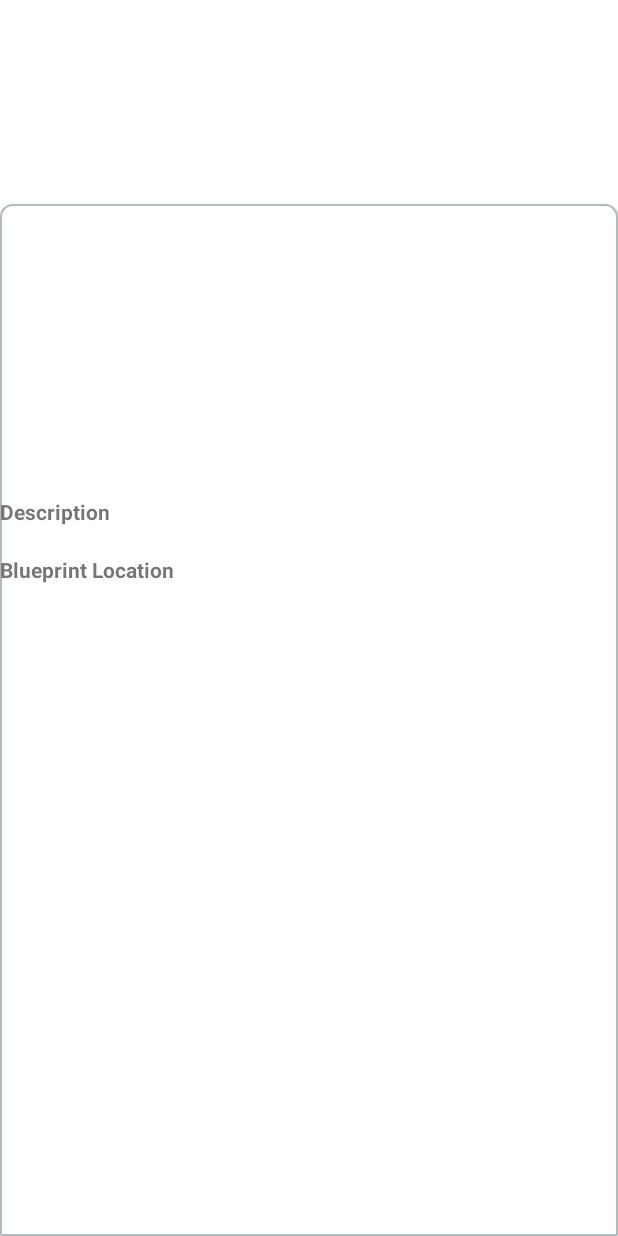
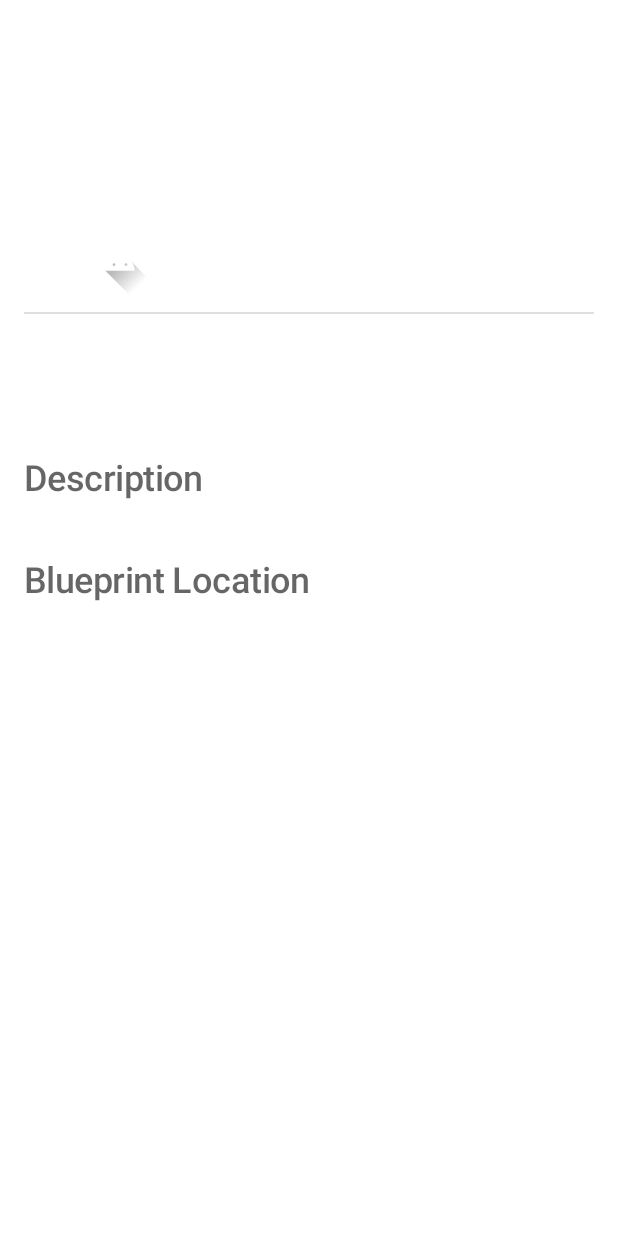
Before and after one commit to vanhine/DeadCellsCompanion, an Android app: the layout gear_info_fragment.xml on its own in the app's theme, with its tools: preview values and no code run, on a phone screen of 412 x 824 dp. Run offline under Robolectric (Android 15) with nearby library versions, the light colour scheme and no system bars.

Commit message:
Finish design of Info Page.
This change finally makes the info page look nice. We have a few things
to tweak, but for now I think it looks alright.

```diff
--- a/app/src/main/java/com/mrwinston/deadcellscompanion/di/AppComponent.kt
+++ b/app/src/main/java/com/mrwinston/deadcellscompanion/di/AppComponent.kt
@@ -1,6 +1,6 @@
 package com.mrwinston.deadcellscompanion.di
 
-import com.mrwinston.deadcellscompanion.data.repository.GearRepository
+import com.mrwinston.deadcellscompanion.data.repository.GearRepositoryImpl
 import com.mrwinston.deadcellscompanion.view.MainActivity
 import com.mrwinston.deadcellscompanion.view.fragments.*
 import com.mrwinston.deadcellscompanion.viewmodel.GearViewModel
@@ -8,7 +8,7 @@ import dagger.Component
 import javax.inject.Singleton
 
 @Singleton
-@Component(modules = [DataModule::class])
+@Component(modules = [DataModule::class, GearRepositoryModule::class])
 interface AppComponent {
 
     @Component.Factory
@@ -17,7 +17,7 @@ interface AppComponent {
     }
 
     fun inject(activity: MainActivity)
-    fun inject(repository: GearRepository)
+    fun inject(repository: GearRepositoryImpl)
     fun inject(viewModel: GearViewModel)
     fun inject(fragment: GrenadesFragment)
     fun inject(fragment: MeleeWeaponsFragment)
--- a/app/src/main/java/com/mrwinston/deadcellscompanion/view/MainActivity.kt
+++ b/app/src/main/java/com/mrwinston/deadcellscompanion/view/MainActivity.kt
@@ -45,6 +45,7 @@ class MainActivity : FragmentActivity() {
         val fragmentManager = supportFragmentManager
         bottomNavigationView.setOnNavigationItemSelectedListener {
             val fragmentTransaction = fragmentManager.beginTransaction()
+            //TODO(hine): Add a loading progress bar
             val fragment = when (it.itemId) {
                 R.id.bottom_nav_weapons -> WeaponsFragment()
                 R.id.bottom_nav_shields -> ShieldsFragment()
--- a/app/src/main/java/com/mrwinston/deadcellscompanion/viewmodel/GearViewModelFactory.kt
+++ b/app/src/main/java/com/mrwinston/deadcellscompanion/viewmodel/GearViewModelFactory.kt
@@ -2,13 +2,13 @@ package com.mrwinston.deadcellscompanion.viewmodel
 
 import androidx.lifecycle.ViewModel
 import androidx.lifecycle.ViewModelProvider
-import com.mrwinston.deadcellscompanion.data.repository.GearRepository
+import com.mrwinston.deadcellscompanion.data.repository.GearRepositoryImpl
 import javax.inject.Inject
 
 class GearViewModelFactory @Inject constructor() : ViewModelProvider.Factory {
 
     @Inject
-    lateinit var repository: GearRepository
+    lateinit var repository: GearRepositoryImpl
 
     @Suppress("UNCHECKED_CAST")
     override fun <T : ViewModel?> create(modelClass: Class<T>): T {
--- a/app/src/main/res/layout/gear_info_fragment.xml
+++ b/app/src/main/res/layout/gear_info_fragment.xml
@@ -4,113 +4,153 @@
     android:layout_width="match_parent"
     android:layout_height="match_parent">
 
-    <androidx.constraintlayout.widget.ConstraintLayout
-        android:id="@+id/image_container"
-        android:layout_width="match_parent"
-        android:layout_height="wrap_content"
-        app:layout_constraintBottom_toTopOf="@+id/linearLayout"
-        app:layout_constraintEnd_toEndOf="parent"
-        app:layout_constraintStart_toStartOf="parent"
-        app:layout_constraintTop_toTopOf="parent">
-
-        <ImageView
-            android:layout_width="wrap_content"
-            android:layout_height="128dp"
-            app:layout_constraintBottom_toBottomOf="parent"
-            app:layout_constraintEnd_toEndOf="parent"
-            app:layout_constraintStart_toStartOf="parent"
-            android:contentDescription="@string/header"
-            app:layout_constraintTop_toTopOf="parent" />
-
-    </androidx.constraintlayout.widget.ConstraintLayout>
-
-    <LinearLayout
-        android:id="@+id/linearLayout"
-        android:layout_width="match_parent"
-        android:layout_height="0dp"
-        android:layout_marginTop="8dp"
-        android:background="@drawable/info_layout_background"
-        android:elevation="2dp"
-        android:orientation="vertical"
-        app:layout_constraintBottom_toBottomOf="parent"
-        app:layout_constraintEnd_toEndOf="parent"
-        app:layout_constraintStart_toStartOf="parent"
-        app:layout_constraintTop_toBottomOf="@+id/image_container">
-
     <ImageView
         android:id="@+id/image"
         android:layout_width="128dp"
         android:layout_height="128dp"
         android:layout_marginStart="16dp"
-            android:layout_marginTop="8dp"
-            android:layout_marginBottom="8dp"
+        android:layout_marginTop="16dp"
         android:contentDescription="@string/weapon_image"
-            android:padding="@dimen/item_image_padding" />
+        android:padding="@dimen/item_image_padding"
+        app:layout_constraintStart_toStartOf="parent"
+        app:layout_constraintTop_toTopOf="parent" />
 
     <TextView
         android:id="@+id/item_name"
         android:layout_width="0dp"
         android:layout_height="wrap_content"
         android:layout_marginStart="16dp"
+        android:layout_marginEnd="8dp"
+        android:textAppearance="@style/InfoViewItemTitle"
+        android:textStyle="bold"
+        app:layout_constraintBottom_toBottomOf="@+id/image"
+        app:layout_constraintEnd_toEndOf="parent"
+        app:layout_constraintStart_toEndOf="@+id/image"
+        app:layout_constraintTop_toTopOf="@+id/image" />
+
+    <ImageView
+        android:id="@+id/scaling_image"
+        android:layout_width="48dp"
+        android:layout_height="48dp"
         android:layout_marginTop="8dp"
-            android:textSize="@dimen/item_name_text_size"
-            android:textStyle="bold" />
+        android:contentDescription="@string/type_of_item_image"
+        app:layout_constraintEnd_toEndOf="@+id/image"
+        app:layout_constraintStart_toStartOf="@+id/image"
+        app:layout_constraintTop_toBottomOf="@+id/image"
+        app:srcCompat="@drawable/ic_launcher_foreground" />
+
+    <View
+        android:id="@+id/divider"
+        style="@style/Divider"
+        android:layout_marginStart="16dp"
+        android:layout_marginTop="8dp"
+        android:layout_marginEnd="16dp"
+        app:layout_constraintEnd_toEndOf="parent"
+        app:layout_constraintStart_toStartOf="parent"
+        app:layout_constraintTop_toBottomOf="@+id/scaling_image" />
 
     <TextView
-            android:id="@+id/description_label"
+        android:id="@+id/description_title"
         android:layout_width="wrap_content"
         android:layout_height="wrap_content"
-            android:text="@string/description"
-            android:textStyle="bold" />
+        android:layout_marginStart="16dp"
+        android:layout_marginTop="16dp"
+        android:text="@string/description_title"
+        android:textAppearance="@style/InfoViewItemDescriptionHeading"
+        app:layout_constraintStart_toStartOf="parent"
+        app:layout_constraintTop_toBottomOf="@+id/extra_info_1" />
 
     <TextView
         android:id="@+id/description"
-            android:layout_width="wrap_content"
-            android:layout_height="wrap_content" />
+        android:layout_width="0dp"
+        android:layout_height="wrap_content"
+        android:layout_marginStart="16dp"
+        android:layout_marginTop="8dp"
+        android:layout_marginEnd="32dp"
+        app:layout_constraintEnd_toEndOf="parent"
+        app:layout_constraintStart_toStartOf="@+id/description_title"
+        app:layout_constraintTop_toBottomOf="@+id/description_title" />
 
     <TextView
-            android:id="@+id/blueprint_location_label"
+        android:id="@+id/blueprint_location_title"
         android:layout_width="wrap_content"
         android:layout_height="wrap_content"
+        android:layout_marginStart="16dp"
+        android:layout_marginTop="8dp"
         android:text="@string/blueprint_location"
-            android:textStyle="bold" />
+        android:textAppearance="@style/InfoViewItemDescriptionHeading"
+        app:layout_constraintStart_toStartOf="parent"
+        app:layout_constraintTop_toBottomOf="@+id/description" />
 
     <TextView
         android:id="@+id/blueprint_location"
-            android:layout_width="wrap_content"
-            android:layout_height="wrap_content" />
+        android:layout_width="0dp"
+        android:layout_height="wrap_content"
+        android:layout_marginStart="16dp"
+        android:layout_marginTop="8dp"
+        android:layout_marginEnd="32dp"
+        app:layout_constraintEnd_toEndOf="parent"
+        app:layout_constraintStart_toStartOf="@+id/blueprint_location_title"
+        app:layout_constraintTop_toBottomOf="@+id/blueprint_location_title" />
 
     <TextView
         android:id="@+id/extra_info_1_label"
+        style="@style/InfoViewExtraInfoHeading"
         android:layout_width="wrap_content"
         android:layout_height="wrap_content"
-            android:textStyle="bold" />
+        android:layout_marginTop="16dp"
+        app:layout_constraintBottom_toBottomOf="@+id/extra_info_2_label"
+        app:layout_constraintEnd_toStartOf="@+id/extra_info_2_label"
+        app:layout_constraintStart_toStartOf="parent"
+        app:layout_constraintTop_toBottomOf="@+id/divider"
+        app:layout_constraintVertical_bias="0.0" />
 
+    <TextView
+        android:id="@+id/extra_info_2_label"
+        style="@style/InfoViewExtraInfoHeading"
+        android:layout_width="wrap_content"
+        android:layout_height="wrap_content"
+        android:layout_marginTop="16dp"
+        app:layout_constraintEnd_toStartOf="@+id/extra_info_3_label"
+        app:layout_constraintStart_toEndOf="@+id/extra_info_1_label"
+        app:layout_constraintTop_toBottomOf="@+id/divider" />
+
+    <TextView
+        android:id="@+id/extra_info_3_label"
+        style="@style/InfoViewExtraInfoHeading"
+        android:layout_width="wrap_content"
+        android:layout_height="wrap_content"
+        android:layout_marginTop="16dp"
+        android:visibility="visible"
+        app:layout_constraintEnd_toEndOf="parent"
+        app:layout_constraintStart_toEndOf="@+id/extra_info_2_label"
+        app:layout_constraintTop_toBottomOf="@+id/divider" />
+
+    <!--TODO(hine): Constrain this to a better max width-->
     <TextView
         android:id="@+id/extra_info_1"
         android:layout_width="wrap_content"
-            android:layout_height="wrap_content" />
-
-        <TextView
-            android:id="@+id/extra_info_2_label"
-            android:layout_width="wrap_content"
         android:layout_height="wrap_content"
-            android:textStyle="bold" />
+        app:layout_constrainedWidth="true"
+        app:layout_constraintEnd_toEndOf="@+id/extra_info_1_label"
+        app:layout_constraintStart_toStartOf="@+id/extra_info_1_label"
+        app:layout_constraintTop_toTopOf="@+id/extra_info_2" />
 
     <TextView
         android:id="@+id/extra_info_2"
         android:layout_width="wrap_content"
-            android:layout_height="wrap_content" />
-
-        <TextView
-            android:id="@+id/extra_info_3_label"
-            android:layout_width="wrap_content"
         android:layout_height="wrap_content"
-            android:textStyle="bold" />
+        android:layout_marginTop="16dp"
+        app:layout_constraintEnd_toEndOf="@+id/extra_info_2_label"
+        app:layout_constraintStart_toStartOf="@+id/extra_info_2_label"
+        app:layout_constraintTop_toBottomOf="@+id/extra_info_2_label" />
 
     <TextView
         android:id="@+id/extra_info_3"
         android:layout_width="wrap_content"
-            android:layout_height="wrap_content" />
-    </LinearLayout>
+        android:layout_height="wrap_content"
+        android:visibility="visible"
+        app:layout_constraintEnd_toEndOf="@+id/extra_info_3_label"
+        app:layout_constraintStart_toStartOf="@+id/extra_info_3_label"
+        app:layout_constraintTop_toTopOf="@+id/extra_info_2" />
 </androidx.constraintlayout.widget.ConstraintLayout>
--- a/app/src/main/res/values/strings.xml
+++ b/app/src/main/res/values/strings.xml
@@ -15,4 +15,6 @@
     <string name="header">Header</string>
     <string name="description">Description</string>
     <string name="blueprint_location">Blueprint Location</string>
+    <string name="description_title">Description</string>
+    <string name="type_of_item_image">Type of Item Image</string>
 </resources>
--- a/app/src/main/res/values/styles.xml
+++ b/app/src/main/res/values/styles.xml
@@ -7,4 +7,25 @@
         <item name="colorAccent">@color/colorAccent</item>
         <item name="colorOnBackground">@color/cardColor</item>
     </style>
+
+    <style name="InfoViewItemTitle" parent="TextAppearance.AppCompat.Display1">
+        <item name="android:textStyle">bold</item>
+        <!--TODO(hine): Use awesome font instead of default-->
+    </style>
+
+    <style name="InfoViewItemDescriptionHeading" parent="TextAppearance.MaterialComponents.Headline1">
+        <item name="android:textSize">24sp</item>
+        <item name="android:textStyle">bold</item>
+    </style>
+
+    <style name="Divider">
+        <item name="android:layout_width">match_parent</item>
+        <item name="android:layout_height">1dp</item>
+        <item name="android:background">?android:attr/listDivider</item>
+    </style>
+
+    <style name="InfoViewExtraInfoHeading" parent="TextAppearance.MaterialComponents.Headline1">
+        <item name="android:textSize">18sp</item>
+        <item name="android:textStyle">bold</item>
+    </style>
 </resources>
```
Also changed, not shown: app/src/main/java/com/mrwinston/deadcellscompanion/data/repository/GearRepository.kt (+7 -103 lines), app/src/main/java/com/mrwinston/deadcellscompanion/data/repository/GearRepositoryImpl.kt (added, +109 -0 lines), app/src/main/java/com/mrwinston/deadcellscompanion/di/DataModule.kt (+3 -7 lines), app/src/main/java/com/mrwinston/deadcellscompanion/di/GearRepositoryModule.kt (added, +12 -0 lines), app/src/main/java/com/mrwinston/deadcellscompanion/view/fragments/GearInfoFragment.kt (+3 -21 lines), app/src/main/res/drawable/brut_image_background.xml (deleted, +0 -21 lines), app/src/main/res/drawable/brut_surv_image_background.xml (deleted, +0 -24 lines), app/src/main/res/drawable/brut_tact_image_background.xml (deleted, +0 -24 lines), app/src/main/res/drawable/surv_image_background.xml (deleted, +0 -21 lines), app/src/main/res/drawable/tact_image_background.xml (deleted, +0 -21 lines), app/src/main/res/drawable/tact_surv_image_background.xml (deleted, +0 -24 lines). Lines whose indentation alone changed are shown as unchanged.
